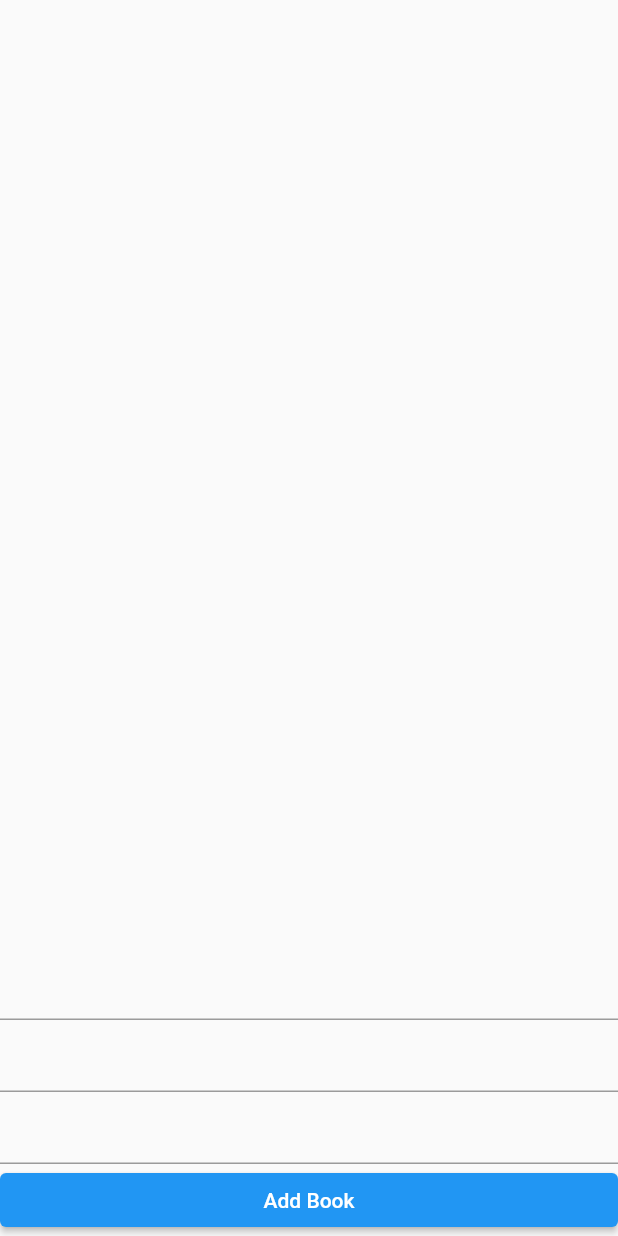
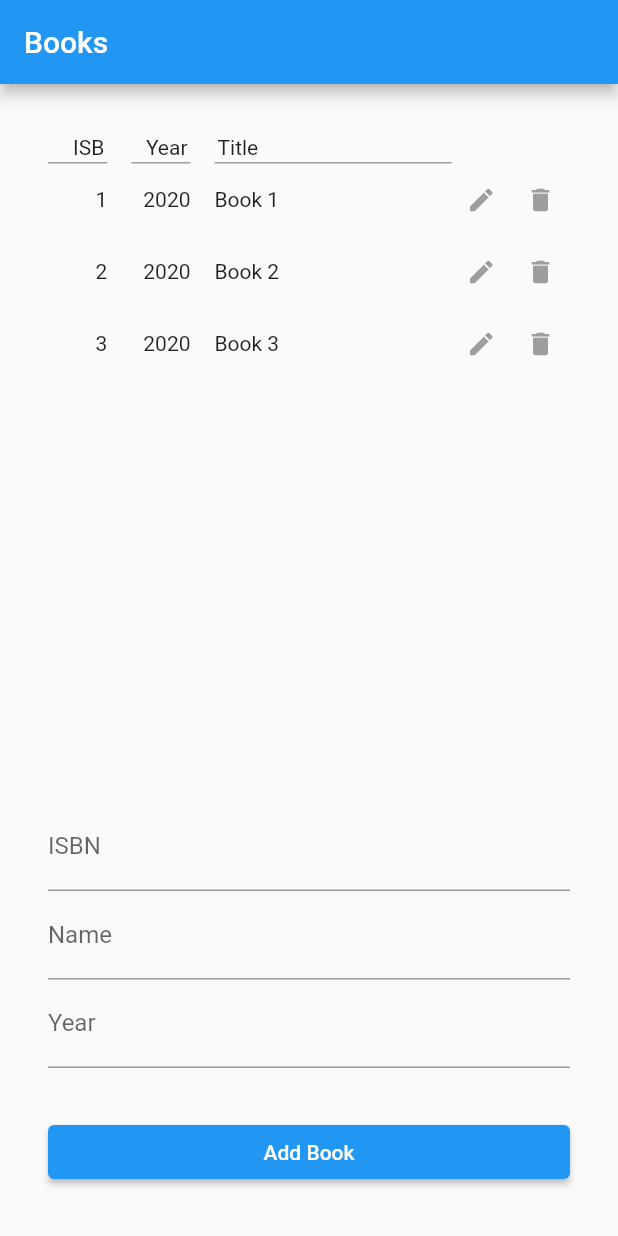
Before and after one commit to ahmetcanogreten/LibrarApp, a Flutter app: the screen it shows after launch, on a phone screen of 412 x 824 dp. Run offline on Flutter 3.47's test engine with Material 2 defaults, Android fonts, the phone set to English and light mode, and no system bars; our stand-ins replace equatable, flutter_bloc.

Commit message:
Delete functionality added

```diff
--- a/lib/books/bloc/book_bloc.dart
+++ b/lib/books/bloc/book_bloc.dart
@@ -21,29 +21,35 @@ class BookBloc extends Bloc<BookEvent, BookState> {
     on<BookAdd>(
       (event, emit) async {
         emit(BookLoading());
-        await _bookRepository.addBook(event.book);
-        final books = await _bookRepository.getAllBooks();
+        final books = await _bookRepository.addBook(event.book);
         emit(BookLoaded(books: books));
       },
     );
     on<BookDelete>(
       (event, emit) async {
         emit(BookLoading());
-        await _bookRepository.deleteBook(event.book);
-        final books = await _bookRepository.getAllBooks();
+        final books = await _bookRepository.deleteBook(event.book);
         emit(BookLoaded(books: books));
       },
     );
     on<BookUpdate>(
       (event, emit) async {
         emit(BookLoading());
-        await _bookRepository.updateBook(
+        final books = await _bookRepository.updateBook(
             event.bookBeforeUpdate, event.bookAfterUpdate);
-        final books = await _bookRepository.getAllBooks();
         emit(BookLoaded(books: books));
       },
     );
 
     add(BooksList());
+
+    add(const BookAdd(
+        book: Book(isbn: 1, title: 'Book 1', yearPublished: 2020)));
+
+    add(const BookAdd(
+        book: Book(isbn: 2, title: 'Book 2', yearPublished: 2020)));
+
+    add(const BookAdd(
+        book: Book(isbn: 3, title: 'Book 3', yearPublished: 2020)));
   }
 }
--- a/lib/books/models/book.dart
+++ b/lib/books/models/book.dart
@@ -6,16 +6,16 @@ part 'book.g.dart';
 @JsonSerializable()
 class Book extends Equatable {
   final int isbn;
-  final String name;
+  final String title;
   final int yearPublished;
 
   const Book(
-      {required this.isbn, required this.name, required this.yearPublished});
+      {required this.isbn, required this.title, required this.yearPublished});
 
   factory Book.fromJson(Map<String, dynamic> json) => _$BookFromJson(json);
 
   Map<String, dynamic> toJson() => _$BookToJson(this);
 
   @override
-  List<Object> get props => [isbn, name, yearPublished];
+  List<Object> get props => [isbn, title, yearPublished];
 }
--- a/lib/books/presentation/pages/book_list_page.dart
+++ b/lib/books/presentation/pages/book_list_page.dart
@@ -10,7 +10,12 @@ class BookListPage extends StatelessWidget {
   @override
   Widget build(BuildContext context) {
     return Scaffold(
-      body: Center(
+      appBar: AppBar(
+        title: const Text('Books'),
+      ),
+      body: Padding(
+        padding: const EdgeInsets.all(32.0),
+        child: Center(
           child: BlocBuilder<BookBloc, BookState>(
             builder: (context, state) {
               if (state is BookInitial) {
@@ -20,9 +25,8 @@ class BookListPage extends StatelessWidget {
               } else if (state is BookLoaded) {
                 return Column(
                   children: [
-                  BookList(books: state.books),
-                  Expanded(child: SizedBox()),
-                  BookAddForm(),
+                    Expanded(child: BookList(books: state.books)),
+                    const BookAddForm(),
                   ],
                 );
               } else {
@@ -31,6 +35,7 @@ class BookListPage extends StatelessWidget {
             },
           ),
         ),
+      ),
     );
   }
 }
--- a/lib/books/presentation/widgets/book_add_form.dart
+++ b/lib/books/presentation/widgets/book_add_form.dart
@@ -15,13 +15,13 @@ class _BookAddFormState extends State<BookAddForm> {
   final _formKey = GlobalKey();
 
   final _isbnController = TextEditingController();
-  final _nameController = TextEditingController();
+  final _titleController = TextEditingController();
   final _yearController = TextEditingController();
 
   @override
   void dispose() {
     _isbnController.dispose();
-    _nameController.dispose();
+    _titleController.dispose();
     _yearController.dispose();
     super.dispose();
   }
@@ -36,23 +36,37 @@ class _BookAddFormState extends State<BookAddForm> {
           TextFormField(
             controller: _isbnController,
             keyboardType: TextInputType.number,
+            decoration: const InputDecoration(
+              labelText: 'ISBN',
+            ),
             inputFormatters: [FilteringTextInputFormatter.digitsOnly],
           ),
           TextFormField(
-            controller: _nameController,
+            controller: _titleController,
+            decoration: const InputDecoration(
+              labelText: 'Name',
+            ),
           ),
           TextFormField(
             controller: _yearController,
             keyboardType: TextInputType.number,
+            decoration: const InputDecoration(
+              labelText: 'Year',
+            ),
             inputFormatters: [FilteringTextInputFormatter.digitsOnly],
           ),
+          const SizedBox(height: 32),
           ElevatedButton(
               onPressed: () {
                 context.read<BookBloc>().add(BookAdd(
                     book: Book(
                         isbn: int.parse(_isbnController.text),
-                        name: _nameController.text,
+                        title: _titleController.text,
                         yearPublished: int.parse(_yearController.text))));
+
+                _isbnController.clear();
+                _titleController.clear();
+                _yearController.clear();
               },
               child: const Text('Add Book'))
         ],
--- a/lib/books/presentation/widgets/book_list.dart
+++ b/lib/books/presentation/widgets/book_list.dart
@@ -8,8 +8,65 @@ class BookList extends StatelessWidget {
 
   @override
   Widget build(BuildContext context) {
-    return Column(
-      children: books.map((eachBook) => BookRow(book: eachBook)).toList(),
+    return ListView(
+      children: [
+        Row(
+          children: [
+            Expanded(
+              flex: 1,
+              child: Container(
+                padding: const EdgeInsets.all(2),
+                decoration: const BoxDecoration(
+                  border: Border(
+                    bottom: BorderSide(
+                      color: Colors.grey,
+                      width: 1,
+                    ),
+                  ),
+                ),
+                child: const Text('ISB', textAlign: TextAlign.right),
+              ),
+            ),
+            const SizedBox(width: 16),
+            Expanded(
+              flex: 1,
+              child: Container(
+                padding: const EdgeInsets.all(2),
+                decoration: const BoxDecoration(
+                  border: Border(
+                    bottom: BorderSide(
+                      color: Colors.grey,
+                      width: 1,
+                    ),
+                  ),
+                ),
+                child: const Text(
+                  'Year',
+                  textAlign: TextAlign.right,
+                ),
+              ),
+            ),
+            const SizedBox(width: 16),
+            Expanded(
+              flex: 4,
+              child: Container(
+                padding: const EdgeInsets.all(2),
+                decoration: const BoxDecoration(
+                  border: Border(
+                    bottom: BorderSide(
+                      color: Colors.grey,
+                      width: 1,
+                    ),
+                  ),
+                ),
+                child: const Text('Title'),
+              ),
+            ),
+            const Expanded(flex: 2, child: SizedBox())
+          ],
+        ),
+        ...books.map((eachBook) => BookRow(book: eachBook)).toList()
+      ],
     );
   }
 }
--- a/lib/books/presentation/widgets/book_row.dart
+++ b/lib/books/presentation/widgets/book_row.dart
@@ -1,7 +1,7 @@
 import 'package:flutter/material.dart';
-import 'package:flutter/src/foundation/key.dart';
-import 'package:flutter/src/widgets/framework.dart';
 import 'package:library_app/books/models/book.dart';
+import 'package:provider/provider.dart';
+import '../../bloc/book_bloc.dart';
 
 class BookRow extends StatelessWidget {
   final Book book;
@@ -11,9 +11,41 @@ class BookRow extends StatelessWidget {
   Widget build(BuildContext context) {
     return Row(
       children: [
-        Text(book.isbn.toString()),
-        Text(book.name),
-        Text(book.yearPublished.toString())
+        Expanded(
+            flex: 1,
+            child: Text(book.isbn.toString(), textAlign: TextAlign.right)),
+        const SizedBox(width: 16),
+        Expanded(
+            flex: 1,
+            child: Text(book.yearPublished.toString(),
+                textAlign: TextAlign.right)),
+        const SizedBox(width: 16),
+        Expanded(flex: 4, child: Text(book.title)),
+        Expanded(
+          flex: 1,
+          child: IconButton(
+            iconSize: 20,
+            splashRadius: 20,
+            padding: const EdgeInsets.all(0),
+            onPressed: () {},
+            icon: const Icon(
+              Icons.edit,
+              color: Colors.grey,
+            ),
+          ),
+        ),
+        Expanded(
+          flex: 1,
+          child: IconButton(
+            iconSize: 20,
+            splashRadius: 20,
+            padding: const EdgeInsets.all(0),
+            onPressed: () {
+              context.read<BookBloc>().add(BookDelete(book: book));
+            },
+            icon: const Icon(Icons.delete, color: Colors.grey),
+          ),
+        )
       ],
     );
   }
--- a/lib/books/repositories/book_repository.dart
+++ b/lib/books/repositories/book_repository.dart
@@ -2,9 +2,9 @@ import 'package:library_app/books/models/book.dart';
 
 abstract class IBookRepository {
   Future<List<Book>> getAllBooks();
-  Future<void> addBook(Book bookToBeAdded);
-  Future<void> deleteBook(Book bookToBeDeleted);
-  Future<void> updateBook(Book bookBeforeUpdate, Book bookAfterUpdate);
+  Future<List<Book>> addBook(Book bookToBeAdded);
+  Future<List<Book>> deleteBook(Book bookToBeDeleted);
+  Future<List<Book>> updateBook(Book bookBeforeUpdate, Book bookAfterUpdate);
 }
 
 class BookRepository implements IBookRepository {
@@ -18,19 +18,23 @@ class BookRepository implements IBookRepository {
   }
 
   @override
-  Future<void> addBook(Book bookToBeAdded) async {
+  Future<List<Book>> addBook(Book bookToBeAdded) async {
     _books.add(bookToBeAdded);
+    return _books;
   }
 
   @override
-  Future<void> deleteBook(Book bookToBeDeleted) async {
+  Future<List<Book>> deleteBook(Book bookToBeDeleted) async {
     _books.remove(bookToBeDeleted);
+    return _books;
   }
 
   @override
-  Future<void> updateBook(Book bookBeforeUpdate, Book bookAfterUpdate) async {
+  Future<List<Book>> updateBook(
+      Book bookBeforeUpdate, Book bookAfterUpdate) async {
     final insertIndex = _books.indexOf(bookBeforeUpdate);
     _books.remove(bookBeforeUpdate);
     _books.insert(insertIndex, bookAfterUpdate);
+    return _books;
   }
 }
--- a/lib/main.dart
+++ b/lib/main.dart
@@ -17,6 +17,7 @@ class MyApp extends StatelessWidget {
       create: (context) => BookBloc(BookRepository()),
       child: MaterialApp(
         title: 'Flutter Demo',
+        debugShowCheckedModeBanner: false,
         theme: ThemeData(
           primarySwatch: Colors.blue,
         ),
```
Also changed, not shown: lib/books/models/book.g.dart, 1 other file. Lines whose indentation alone changed are shown as unchanged.
